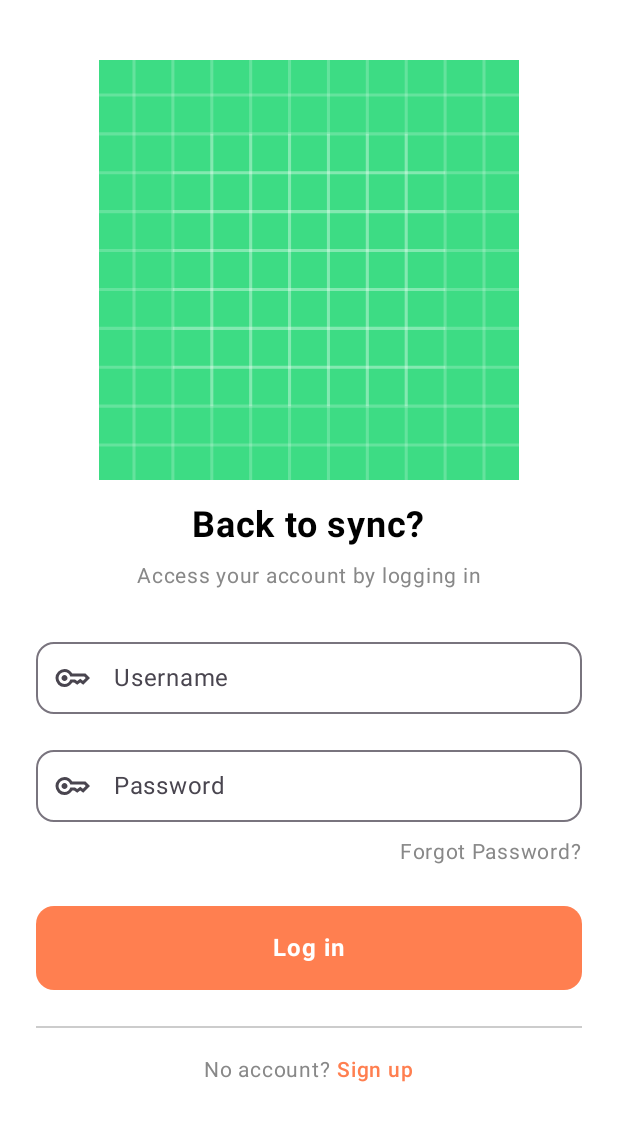
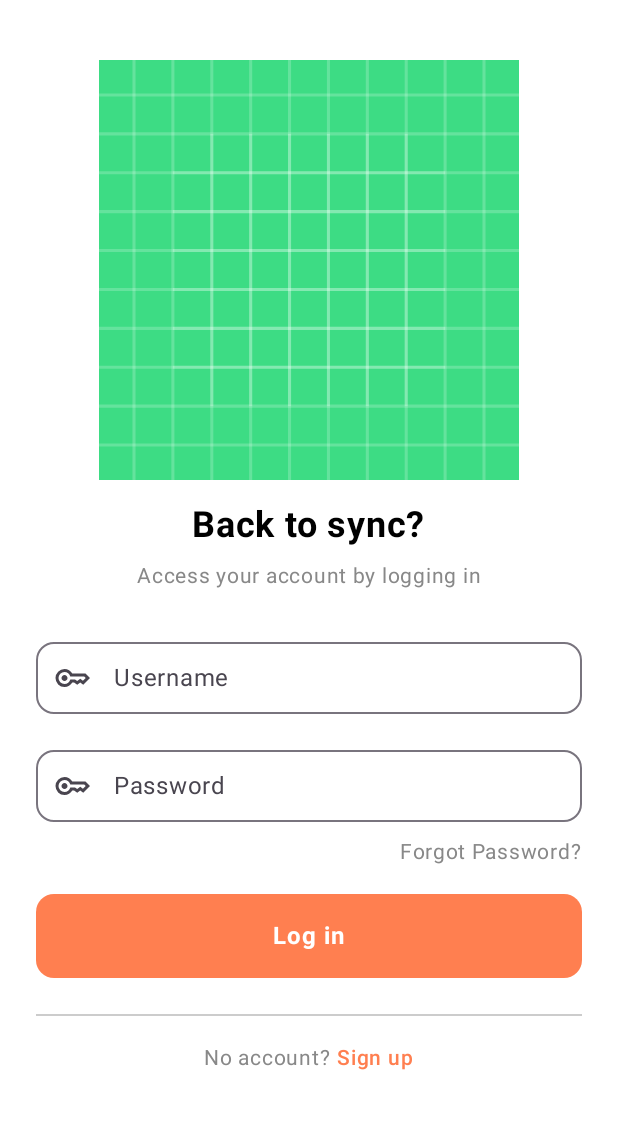
Before and after one commit to snoppycoder/StaffSync-Employee-Attendance-Leave-Manager, an Android app built with Jetpack Compose: the LoginScreen screen opened through its navigation route, on a phone screen of 412 x 824 dp. Shown: the top 1121 px of the screen. Run offline under Robolectric (Android 15) with nearby library versions, the phone set to English and light mode, and no system bars; our stand-ins replace Dagger/Hilt's generated code.

Commit message:
Finished the login page

```diff
--- a/app/src/main/java/com/example/figma_replicate/MainActivity.kt
+++ b/app/src/main/java/com/example/figma_replicate/MainActivity.kt
@@ -70,7 +70,7 @@ fun MainScreen(
                 currentRoute != Routes.SIGNUP && currentRoute != Routes.LOGIN &&
                 currentRoute != Routes.FULLNAME && currentRoute != Routes.DOB &&
                 currentRoute != Routes.PASSWORD && currentRoute != Routes.GENDER
-            /* Replace with individual routes if needed */
+
             ) {
                 BottomNavBar(navController = navController)
             }
--- a/app/src/main/java/com/example/figma_replicate/data/network/ApiService.kt
+++ b/app/src/main/java/com/example/figma_replicate/data/network/ApiService.kt
@@ -2,13 +2,14 @@ package com.example.figma_replicate.data.network
 
 import com.example.figma_replicate.data.models.LoginRequest
 import com.example.figma_replicate.data.models.LoginResponse
-import com.example.figma_replicate.data.models.SignupRequest
-import com.example.figma_replicate.data.models.SignupResponse
 import com.example.figma_replicate.data.models.User
+import okhttp3.Response
 import retrofit2.http.Body
+import retrofit2.http.Headers
 import retrofit2.http.POST
 
 interface ApiServiceInterface {
+    @Headers("Content-Type: application/json")
     @POST("api/login")
     suspend fun login(@Body loginRequest: LoginRequest): LoginResponse
 
--- a/app/src/main/java/com/example/figma_replicate/data/repository/SignupRepository.kt
+++ b/app/src/main/java/com/example/figma_replicate/data/repository/SignupRepository.kt
@@ -1,7 +1,4 @@
 package com.example.figma_replicate.data.repository
-
-import com.example.figma_replicate.data.models.SignupRequest
-import com.example.figma_replicate.data.models.SignupResponse
 import com.example.figma_replicate.data.models.User
 import com.example.figma_replicate.data.network.ApiServiceInterface
 import javax.inject.Inject
--- a/app/src/main/java/com/example/figma_replicate/ui/screen/LoginScreen.kt
+++ b/app/src/main/java/com/example/figma_replicate/ui/screen/LoginScreen.kt
@@ -89,7 +89,7 @@ fun LoginScreen(
 
                 Spacer(modifier = Modifier.height(24.dp))
 
-                // Email Field
+
                 OutlinedTextField(
                     value = username,
                     onValueChange = { viewModel.setUserName(it) },
@@ -105,11 +105,6 @@ fun LoginScreen(
                         .fillMaxWidth()
                         .height(56.dp),
                     shape = RoundedCornerShape(12.dp),
-//            colors = TextFieldDefaults.outlinedTextFieldColors(
-//                focusedBorderColor = Color.LightGray,
-//                unfocusedBorderColor = Color.LightGray,
-//                containerColor = Color(0xFFF0F0F0)
-//            )
                 )
 
                 Spacer(modifier = Modifier.height(16.dp))
@@ -147,7 +142,7 @@ fun LoginScreen(
                         }
                 )
 
-                Spacer(modifier = Modifier.height(24.dp))
+                Spacer(modifier = Modifier.height(16.dp))
 
 
                 Button(
@@ -206,6 +201,7 @@ fun LoginScreen(
             )
         }
         is LoginState.Success -> {
+
             navController.navigate("home")
 
         }
--- a/app/src/main/java/com/example/figma_replicate/ui/screen/SignUpScreen.kt
+++ b/app/src/main/java/com/example/figma_replicate/ui/screen/SignUpScreen.kt
@@ -156,28 +156,24 @@ fun SignupForm(
                 )
             }
         }
-        Spacer(modifier = Modifier.height(80.dp))
+        Spacer(modifier = Modifier.height(50.dp))
         // Bottom Text
         HorizontalDivider(
             modifier = Modifier.fillMaxWidth(0.85f),
             thickness = 2.dp,
             color = Color(0xFFD9D9D9)
         )
-        Row(
-            modifier = Modifier
-                .fillMaxWidth()
-                .padding(16.dp),
-            horizontalArrangement = Arrangement.Center
-        ) {
+        Row {
             Text(
-                text = "Have an account? ",
+                text = "No account?",
+                color = Color.Gray,
+                fontSize = 14.sp
+            )
+            Spacer(modifier = Modifier.width(4.dp))
+            Text(
+                text = "Login",
+                color = orange,
                 fontSize = 14.sp,
-                color = Color(0xFF36454F)
-            )
-            Text(
-                text = "Log in",
-                fontSize = 14.sp,
-                color = orange,
                 fontWeight = FontWeight.SemiBold,
                 modifier = Modifier.clickable {
                     navController.navigate("login")
```
Also changed, not shown: app/src/main/java/com/example/figma_replicate/data/models/LoginUsers.kt (+4 -3 lines), app/src/main/java/com/example/figma_replicate/data/models/Signup.kt (deleted, +0 -26 lines), app/src/main/java/com/example/figma_replicate/di/AppModule.kt (+10 -0 lines), app/src/main/java/com/example/figma_replicate/viewModel/LoginViewModel.kt (+16 -6 lines).
